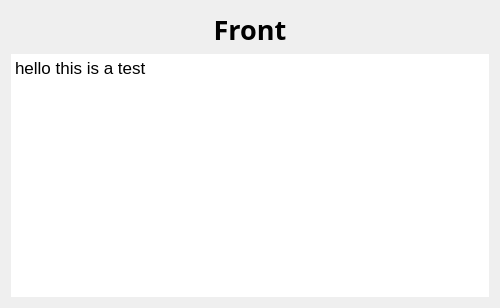
Before: the Qt Designer form fcfront.ui in dparker2/StudyGroup, drawn with Qt 5.
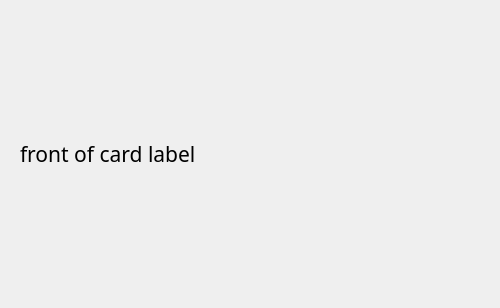
After: the same form once the commit is applied.

Commit message: setting up FCFront

Patch:
```diff
--- a/fcfront.ui
+++ b/fcfront.ui
@@ -14,31 +14,36 @@
    <string>Form</string>
   </property>
   <layout class="QGridLayout" name="gridLayout">
-   <item row="1" column="0">
-    <widget class="QTextEdit" name="front_text">
-     <property name="styleSheet">
-      <string notr="true">QTextEdit{
-	border-style: none;
-	background-color: white;
-
-}
-</string>
+   <item row="0" column="0">
+    <widget class="QStackedWidget" name="front_widget">
+     <property name="currentIndex">
+      <number>0</number>
      </property>
-     <property name="html">
-      <string>&lt;!DOCTYPE HTML PUBLIC &quot;-//W3C//DTD HTML 4.0//EN&quot; &quot;http://www.w3.org/TR/REC-html40/strict.dtd&quot;&gt;
-&lt;html&gt;&lt;head&gt;&lt;meta name=&quot;qrichtext&quot; content=&quot;1&quot; /&gt;&lt;style type=&quot;text/css&quot;&gt;
-p, li { white-space: pre-wrap; }
-&lt;/style&gt;&lt;/head&gt;&lt;body style=&quot; font-family:'.SF NS Text'; font-size:13pt; font-weight:400; font-style:normal;&quot;&gt;
-&lt;p style=&quot; margin-top:0px; margin-bottom:0px; margin-left:0px; margin-right:0px; -qt-block-indent:0; text-indent:0px;&quot;&gt;hello this is a test&lt;/p&gt;&lt;/body&gt;&lt;/html&gt;</string>
+     <widget class="QWidget" name="front1">
+      <layout class="QGridLayout" name="gridLayout_2">
+       <item row="0" column="0">
+        <widget class="QLabel" name="front_label">
+         <property name="font">
+          <font>
+           <family>Trebuchet MS</family>
+           <pointsize>16</pointsize>
+          </font>
+         </property>
+         <property name="text">
+          <string>front of card label</string>
      </property>
     </widget>
    </item>
+      </layout>
+     </widget>
+     <widget class="QWidget" name="front2">
+      <layout class="QGridLayout" name="gridLayout_3">
    <item row="0" column="0">
-    <widget class="QLabel" name="label">
+        <widget class="QLabel" name="top_label">
      <property name="font">
       <font>
        <family>Trebuchet MS</family>
-       <pointsize>20</pointsize>
+           <pointsize>24</pointsize>
        <weight>75</weight>
        <bold>true</bold>
       </font>
@@ -49,6 +54,13 @@
      <property name="alignment">
       <set>Qt::AlignCenter</set>
      </property>
+        </widget>
+       </item>
+       <item row="1" column="0">
+        <widget class="QTextEdit" name="front_text"/>
+       </item>
+      </layout>
+     </widget>
     </widget>
    </item>
   </layout>
```
Lines whose indentation alone changed are shown as unchanged. The commit also changes 9 other files.
